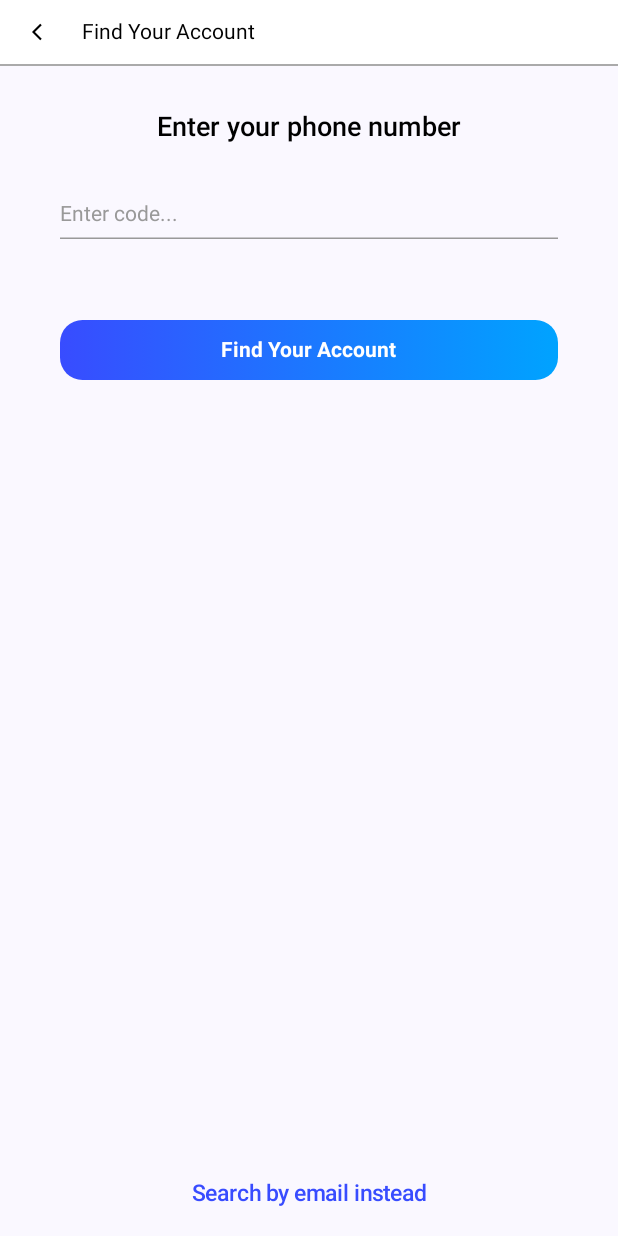
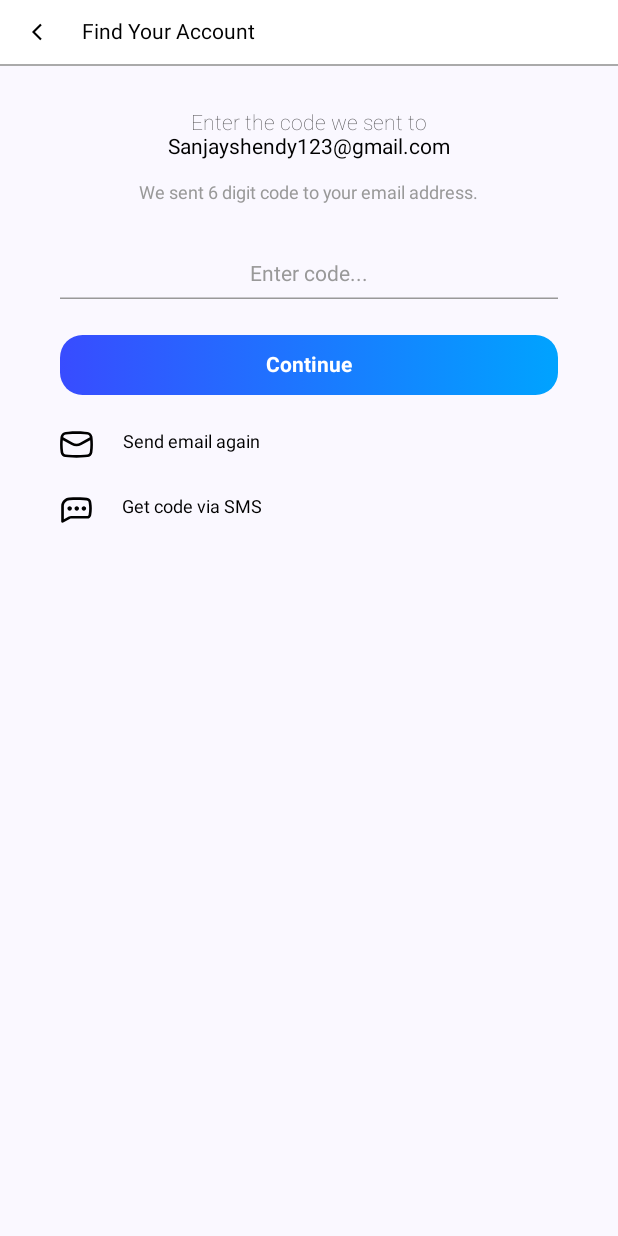
Before and after one commit to tcai1802/facebook-clone-android, an Android app built with Jetpack Compose: the ForgotPasswordScreen screen opened through its navigation route, after a tap on "Find Your Account", on a phone screen of 412 x 824 dp. Run offline under Robolectric (Android 15) with nearby library versions, the phone set to English and light mode, and no system bars.

Commit message:
* create new password screen

```diff
--- a/app/src/main/java/com/example/facebookcloneandroid/navigation/NavGraph.kt
+++ b/app/src/main/java/com/example/facebookcloneandroid/navigation/NavGraph.kt
@@ -8,6 +8,8 @@ import androidx.navigation.compose.NavHost
 import androidx.navigation.compose.composable
 import com.example.facebookcloneandroid.ui.screens.dashboard.DashBoardScreen
 import com.example.facebookcloneandroid.ui.screens.forgot_password.ForgotPasswordScreen
+import com.example.facebookcloneandroid.ui.screens.otp_verify.CreateNewPasswordScreen
+import com.example.facebookcloneandroid.ui.screens.otp_verify.OtpVerifyScreen
 import com.example.facebookcloneandroid.ui.screens.splash.SplashScreen
 
 
@@ -44,7 +46,28 @@ fun NavGraph(
         composable(
             route = NavigationScreen.ForgotPassword.route,
         ) {
-            ForgotPasswordScreen()
+            ForgotPasswordScreen(
+                onNavigate = { route -> navController.navigate(route) }
+            )
+        }
+        composable(
+            route = NavigationScreen.OtpVerify.route,
+        ) {
+            OtpVerifyScreen(
+                onNavigate = { route -> navController.navigate(route) }
+            )
+        }
+        composable(
+            route = NavigationScreen.CreateNewPassword.route,
+        ) {
+            CreateNewPasswordScreen(
+                onNavigate = { route -> navController.navigate(route) {
+                    popUpTo(route) {
+                        inclusive = true
+                        saveState = true
+                    }
+                } }
+            )
         }
     }
 }
--- a/app/src/main/java/com/example/facebookcloneandroid/navigation/NavigationScreen.kt
+++ b/app/src/main/java/com/example/facebookcloneandroid/navigation/NavigationScreen.kt
@@ -2,12 +2,12 @@ package com.example.facebookcloneandroid.navigation
 
 sealed class NavigationScreen(
     val route: String,
-    val objectName: String = "",
-    val objectPath: String = "",
     val title: String  = "",
 ) {
     object Splash : NavigationScreen(route = "splash_screen")
     object DashBoard : NavigationScreen(route = "dashboard_screen")
     object Login : NavigationScreen(route = "login_screen")
     object ForgotPassword : NavigationScreen(route = "forgot_password", title = "Find Your Account")
+    object OtpVerify : NavigationScreen(route = "otp_verify", title = "Find Your Account")
+    object CreateNewPassword : NavigationScreen(route = "create_new_password", title = "Reset your password")
 }
--- a/app/src/main/java/com/example/facebookcloneandroid/ui/components/DefaultButton.kt
+++ b/app/src/main/java/com/example/facebookcloneandroid/ui/components/DefaultButton.kt
@@ -33,10 +33,11 @@ fun DefaultButton(
     modifier: Modifier? = null,
     title: String = "",
     buttonType: ButtonType = ButtonType.Filled,
+    onTap: () -> Unit = {},
 ) {
     when(buttonType) {
-        ButtonType.Filled -> FilledButton(modifier,title)
-        ButtonType.Outline -> OutlineButton(modifier,title)
+        ButtonType.Filled -> FilledButton(modifier,title,onTap)
+        ButtonType.Outline -> OutlineButton(modifier,title,onTap)
     }
 }
 
@@ -44,10 +45,11 @@ fun DefaultButton(
 fun FilledButton(
     modifier: Modifier? = null,
     title: String = "",
+    onTap: () -> Unit = {},
 ) {
     Button(
         modifier = Modifier.fillMaxWidth(),
-        onClick = { /*TODO*/ },
+        onClick = { onTap() },
         colors = ButtonDefaults.buttonColors(
             containerColor = Color.Transparent
         ),
@@ -88,10 +90,11 @@ fun FilledButton(
 fun OutlineButton(
     modifier: Modifier? = null,
     title: String = "",
+    onTap: () -> Unit = {},
 ) {
     Button(
         modifier = Modifier.fillMaxWidth(),
-        onClick = { /*TODO*/ },
+        onClick = { onTap() },
         colors = ButtonDefaults.buttonColors(
             containerColor = Color.Transparent
         ),
--- a/app/src/main/java/com/example/facebookcloneandroid/ui/components/DefaultTextField.kt
+++ b/app/src/main/java/com/example/facebookcloneandroid/ui/components/DefaultTextField.kt
@@ -38,8 +38,11 @@ fun DefaultTextField(
     hintText: String = "",
     keyboardOptions: KeyboardOptions? = null,
     keyboardActions: KeyboardActions? = null,
+    textStyle: TextStyle? = null,
+    hintStyle: TextStyle? = null,
     onNext: () -> Unit = {},
     onDone: () -> Unit = {},
+    onValidate: (value: String) -> Boolean = {true},
     focusRequester: FocusRequester,
 ) {
     var text by remember { mutableStateOf(value = "") }
@@ -51,7 +54,7 @@ fun DefaultTextField(
         BasicTextField(
             value = text,
             onValueChange = {
-                text = it
+               if(onValidate(it))  text = it
             },
             keyboardOptions = keyboardOptions ?: KeyboardOptions(
                 keyboardType = KeyboardType.Text,
@@ -67,7 +70,7 @@ fun DefaultTextField(
                 },
             ),
             maxLines = 1,
-            textStyle = TextStyle(
+            textStyle = textStyle ?: TextStyle(
                 fontSize = 14.sp,
                 fontWeight = FontWeight.W400,
                 color = Color.Black,
@@ -93,8 +96,9 @@ fun DefaultTextField(
                     interactionSource = remember { MutableInteractionSource() },
                     contentPadding = PaddingValues(vertical = 5.dp),
                     placeholder = { Text(
+                        modifier = Modifier.fillMaxWidth(),
                         text = hintText,
-                        style = TextStyle(
+                        style = hintStyle ?: TextStyle(
                             fontSize = 14.sp,
                             fontWeight = FontWeight.W400,
                             color = Grey999
--- a/app/src/main/java/com/example/facebookcloneandroid/ui/screens/forgot_password/ForgotPasswordScreen.kt
+++ b/app/src/main/java/com/example/facebookcloneandroid/ui/screens/forgot_password/ForgotPasswordScreen.kt
@@ -23,10 +23,10 @@ import androidx.compose.ui.text.TextStyle
 import androidx.compose.ui.text.font.FontWeight
 import androidx.compose.ui.text.input.ImeAction
 import androidx.compose.ui.text.input.KeyboardType
-import androidx.compose.ui.tooling.preview.Preview
 import androidx.compose.ui.unit.dp
 import androidx.compose.ui.unit.sp
 import com.example.facebookcloneandroid.R
+import com.example.facebookcloneandroid.navigation.NavigationScreen
 import com.example.facebookcloneandroid.ui.components.DefaultButton
 import com.example.facebookcloneandroid.ui.components.DefaultTextField
 
@@ -35,9 +35,10 @@ enum class AccountType {
     Phone,
 }
 
-@Preview(showSystemUi = true)
 @Composable
-fun ForgotPasswordScreen() {
+fun ForgotPasswordScreen(
+    onNavigate: (route: String) -> Unit
+) {
     val focusManager = LocalFocusManager.current
     val accountType = remember { mutableStateOf(AccountType.Phone) }
     val requester = remember { FocusRequester() }
@@ -92,6 +93,9 @@ fun ForgotPasswordScreen() {
         Spacer(modifier = Modifier.height(50.dp))
         DefaultButton(
             title = stringResource(id = R.string.find_your_account),
+            onTap = {
+                onNavigate(NavigationScreen.OtpVerify.route)
+            }
         )
         Spacer(modifier = Modifier.weight(1f))
         Text(
--- a/app/src/main/java/com/example/facebookcloneandroid/ui/screens/main/MainScreen.kt
+++ b/app/src/main/java/com/example/facebookcloneandroid/ui/screens/main/MainScreen.kt
@@ -23,8 +23,15 @@ fun MainScreen(
 
     Column {
         when(currentRoute) {
+            NavigationScreen.OtpVerify.route,
+            NavigationScreen.CreateNewPassword.route,
             NavigationScreen.ForgotPassword.route -> DefaultAppBar(
-                title = NavigationScreen.ForgotPassword.title,
+                title = when(currentRoute) {
+                    NavigationScreen.OtpVerify.route -> NavigationScreen.OtpVerify.title
+                    NavigationScreen.ForgotPassword.route -> NavigationScreen.ForgotPassword.title
+                    NavigationScreen.CreateNewPassword.route -> NavigationScreen.CreateNewPassword.title
+                    else -> ""
+                },
                 onBack = {
                     navController.popBackStack()
                 }
--- /dev/null
+++ b/app/src/main/java/com/example/facebookcloneandroid/ui/screens/otp_verify/OtpVerifyScreen.kt
@@ -0,0 +1,153 @@
+package com.example.facebookcloneandroid.ui.screens.otp_verify
+
+import androidx.annotation.DrawableRes
+import androidx.annotation.StringRes
+import androidx.compose.foundation.Image
+import androidx.compose.foundation.layout.Column
+import androidx.compose.foundation.layout.Row
+import androidx.compose.foundation.layout.Spacer
+import androidx.compose.foundation.layout.fillMaxWidth
+import androidx.compose.foundation.layout.height
+import androidx.compose.foundation.layout.padding
+import androidx.compose.foundation.layout.width
+import androidx.compose.foundation.text.KeyboardOptions
+import androidx.compose.material3.Text
+import androidx.compose.runtime.Composable
+import androidx.compose.runtime.remember
+import androidx.compose.ui.Alignment
+import androidx.compose.ui.Modifier
+import androidx.compose.ui.focus.FocusDirection
+import androidx.compose.ui.focus.FocusRequester
+import androidx.compose.ui.graphics.Color
+import androidx.compose.ui.platform.LocalFocusManager
+import androidx.compose.ui.res.painterResource
+import androidx.compose.ui.res.stringResource
+import androidx.compose.ui.text.TextStyle
+import androidx.compose.ui.text.font.FontWeight
+import androidx.compose.ui.text.input.ImeAction
+import androidx.compose.ui.text.input.KeyboardType
+import androidx.compose.ui.text.style.TextAlign
+import androidx.compose.ui.tooling.preview.Preview
+import androidx.compose.ui.unit.dp
+import androidx.compose.ui.unit.sp
+import com.example.facebookcloneandroid.R
+import com.example.facebookcloneandroid.navigation.NavigationScreen
+import com.example.facebookcloneandroid.ui.components.DefaultButton
+import com.example.facebookcloneandroid.ui.components.DefaultTextField
+import com.example.facebookcloneandroid.ui.theme.Grey999
+
+@Preview(showSystemUi = true)
+@Composable
+
+fun OtpVerifyScreenPreview() {
+    OtpVerifyScreen {}
+}
+
+
+@Composable
+fun OtpVerifyScreen(
+    onNavigate: (route: String) -> Unit
+) {
+    val focusManager = LocalFocusManager.current
+    val requester = remember { FocusRequester() }
+
+    Column(
+        modifier = Modifier
+            .fillMaxWidth()
+            .padding(horizontal = 40.dp),
+        horizontalAlignment = Alignment.CenterHorizontally
+    ) {
+        Spacer(modifier = Modifier.height(30.dp))
+        Text(
+            text = stringResource(id = R.string.enter_the_code_sent_to),
+            style = TextStyle(
+                color = Color.Black.copy(.8f),
+                fontSize = 14.sp,
+                fontWeight = FontWeight.W200,
+            )
+        )
+        Text(
+            text = "Sanjayshendy123@gmail.com",
+            style = TextStyle(
+                color = Color.Black,
+                fontSize = 14.sp,
+                fontWeight = FontWeight.W400,
+            )
+        )
+        Spacer(modifier = Modifier.height(15.dp))
+        Text(
+            text = stringResource(id = R.string.code_description),
+            style = TextStyle(
+                color = Grey999,
+                fontSize = 12.sp,
+                fontWeight = FontWeight.W400,
+            )
+        )
+        Spacer(modifier = Modifier.height(30.dp))
+        DefaultTextField(
+            hintText = stringResource(id = R.string.enter_code_hint),
+            keyboardOptions = KeyboardOptions(
+                keyboardType = KeyboardType.Number,
+                imeAction = ImeAction.Done,
+            ),
+            onNext = {
+                focusManager.moveFocus(FocusDirection.Next)
+            },
+            hintStyle = TextStyle(
+                fontSize = 14.sp,
+                fontWeight = FontWeight.W400,
+                textAlign = TextAlign.Center,
+                color = Grey999
+            ),
+            textStyle = TextStyle(
+                fontSize = 14.sp,
+                fontWeight = FontWeight.W400,
+                textAlign = TextAlign.Center,
+                color = Color.Black,
+                letterSpacing = 20.sp,
+            ),
+            onValidate = {
+                it.length < 7
+            },
+            focusRequester = requester
+        )
+        Spacer(modifier = Modifier.height(20.dp))
+        DefaultButton(
+            title = stringResource(id = R.string.continue_btn),
+            onTap = {
+                onNavigate(NavigationScreen.CreateNewPassword.route)
+            }
+        )
+        Spacer(modifier = Modifier.height(20.dp))
+        SendCodeOption(Modifier.fillMaxWidth(), R.drawable.ic_mail,R.string.send_email_again)
+        Spacer(modifier = Modifier.height(25.dp))
+        SendCodeOption(Modifier.fillMaxWidth(),R.drawable.ic_get_code_sms,R.string.get_code_via_sms)
+    }
+}
+
+@Composable
+fun SendCodeOption(
+    modifier: Modifier,
+    @DrawableRes icon: Int,
+    @StringRes title: Int,
+) {
+    Row(
+        modifier = modifier,
+    ) {
+        Image(
+            painter = painterResource(id = icon),
+            contentDescription = null,
+            modifier = Modifier
+                .height(18.dp)
+        )
+        Spacer(modifier = Modifier.width(20.dp))
+        Text(
+            text = stringResource(id = title),
+            style = TextStyle(
+                color = Color.Black,
+                fontSize = 12.sp,
+                fontWeight = FontWeight.W400,
+            )
+        )
+    }
+}
--- /dev/null
+++ b/app/src/main/res/drawable/ic_get_code_sms.xml
@@ -0,0 +1,19 @@
+<vector xmlns:android="http://schemas.android.com/apk/res/android"
+    android:width="21dp"
+    android:height="17dp"
+    android:viewportWidth="21"
+    android:viewportHeight="17">
+  <path
+      android:pathData="M6.333,6.083C5.528,6.083 4.875,6.736 4.875,7.542C4.875,8.347 5.528,9 6.333,9C7.139,9 7.792,8.347 7.792,7.542C7.792,6.736 7.139,6.083 6.333,6.083Z"
+      android:fillColor="#000000"/>
+  <path
+      android:pathData="M11,6.083C10.195,6.083 9.542,6.736 9.542,7.542C9.542,8.347 10.195,9 11,9C11.805,9 12.458,8.347 12.458,7.542C12.458,6.736 11.805,6.083 11,6.083Z"
+      android:fillColor="#000000"/>
+  <path
+      android:pathData="M14.208,7.542C14.208,6.736 14.861,6.083 15.667,6.083C16.472,6.083 17.125,6.736 17.125,7.542C17.125,8.347 16.472,9 15.667,9C14.861,9 14.208,8.347 14.208,7.542Z"
+      android:fillColor="#000000"/>
+  <path
+      android:pathData="M15.784,0.358C12.641,0.09 9.481,0.075 6.336,0.312L6.11,0.329C3.11,0.555 0.792,3.055 0.792,6.063V16C0.792,16.308 0.953,16.593 1.218,16.751C1.482,16.909 1.81,16.916 2.081,16.771L6.643,14.319C6.856,14.205 7.093,14.145 7.334,14.145H17.806C19.127,14.145 20.259,13.201 20.496,11.901C20.976,9.268 21.013,6.573 20.608,3.927L20.488,3.147C20.271,1.728 19.11,0.642 17.678,0.52L15.784,0.358ZM6.467,2.057C9.52,1.827 12.585,1.842 15.635,2.102L17.53,2.263C18.156,2.317 18.663,2.792 18.759,3.412L18.878,4.192C19.254,6.646 19.219,9.145 18.774,11.588C18.689,12.055 18.282,12.395 17.806,12.395H7.334C6.804,12.395 6.282,12.526 5.815,12.777L2.542,14.536V6.063C2.542,3.97 4.155,2.231 6.242,2.074L6.467,2.057Z"
+      android:fillColor="#000000"
+      android:fillType="evenOdd"/>
+</vector>
--- /dev/null
+++ b/app/src/main/res/drawable/ic_mail.xml
@@ -0,0 +1,10 @@
+<vector xmlns:android="http://schemas.android.com/apk/res/android"
+    android:width="22dp"
+    android:height="18dp"
+    android:viewportWidth="22"
+    android:viewportHeight="18">
+  <path
+      android:pathData="M0.271,4.746C-0.056,7.782 -0.041,11.285 0.414,14.309C0.665,15.983 2.031,17.265 3.717,17.412L5.479,17.565C9.153,17.885 12.847,17.885 16.521,17.565L18.283,17.412C19.969,17.265 21.335,15.983 21.587,14.309C22.041,11.285 22.056,7.783 21.729,4.746C21.687,4.394 21.639,4.042 21.587,3.691C21.335,2.018 19.969,0.735 18.283,0.588L16.521,0.435C12.847,0.116 9.153,0.116 5.479,0.435L3.717,0.588C2.031,0.735 0.665,2.018 0.414,3.691C0.361,4.042 0.313,4.394 0.271,4.746ZM5.63,2.178C9.203,1.868 12.797,1.868 16.37,2.178L18.132,2.332C19.012,2.408 19.725,3.078 19.856,3.951C19.87,4.042 19.883,4.133 19.896,4.224L13.408,7.828C11.91,8.66 10.09,8.66 8.592,7.828L2.104,4.224C2.117,4.133 2.13,4.042 2.144,3.951C2.275,3.078 2.988,2.408 3.868,2.332L5.63,2.178ZM20.11,6.107C20.336,8.752 20.252,11.418 19.856,14.049C19.725,14.922 19.012,15.592 18.132,15.668L16.37,15.822C12.797,16.132 9.203,16.132 5.63,15.822L3.868,15.668C2.988,15.592 2.275,14.922 2.144,14.049C1.748,11.418 1.664,8.752 1.89,6.107L7.742,9.358C9.768,10.483 12.232,10.483 14.258,9.358L20.11,6.107Z"
+      android:fillColor="#000000"
+      android:fillType="evenOdd"/>
+</vector>
--- a/app/src/main/res/values/strings.xml
+++ b/app/src/main/res/values/strings.xml
@@ -6,7 +6,15 @@
     <string name="enter_email">Enter your email address</string>
     <string name="enter_code_hint">Enter code...</string>
     <string name="enter_email_hint">Enter you email</string>
+    <string name="enter_new_pass_hint">Enter new password</string>
     <string name="find_your_account">Find Your Account</string>
     <string name="search_by_email">Search by email instead</string>
     <string name="search_by_phone">Search by number instead</string>
+    <string name="continue_btn">Continue</string>
+    <string name="send_email_again">Send email again</string>
+    <string name="get_code_via_sms">Get code via SMS</string>
+    <string name="login">Login</string>
+    <string name="enter_the_code_sent_to">Enter the code we sent to</string>
+    <string name="code_description">We sent 6 digit code to your email address.</string>
+    <string name="create_pass_description">You will use this password to access your account.\nEnter a combination of at least six numbers, letters\nand punctuation marks.</string>
 </resources>
```
Also changed, not shown: app/src/main/java/com/example/facebookcloneandroid/ui/screens/create_new_password/CreateNewPasswordScreen.kt (added, +106 -0 lines).
